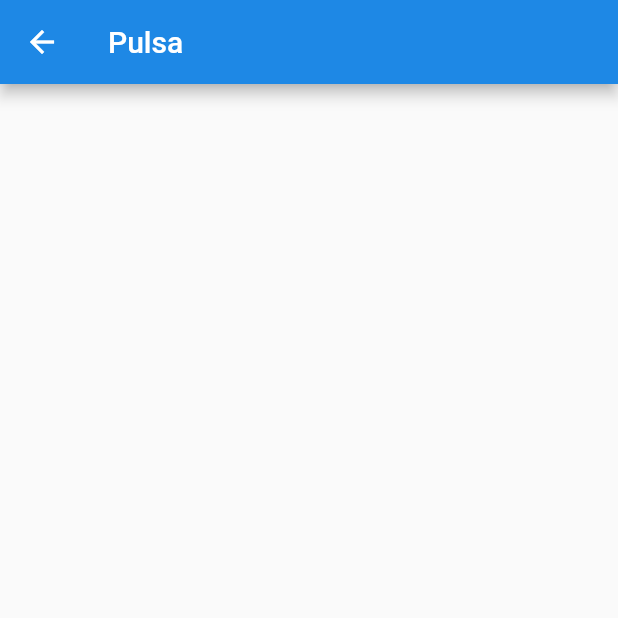
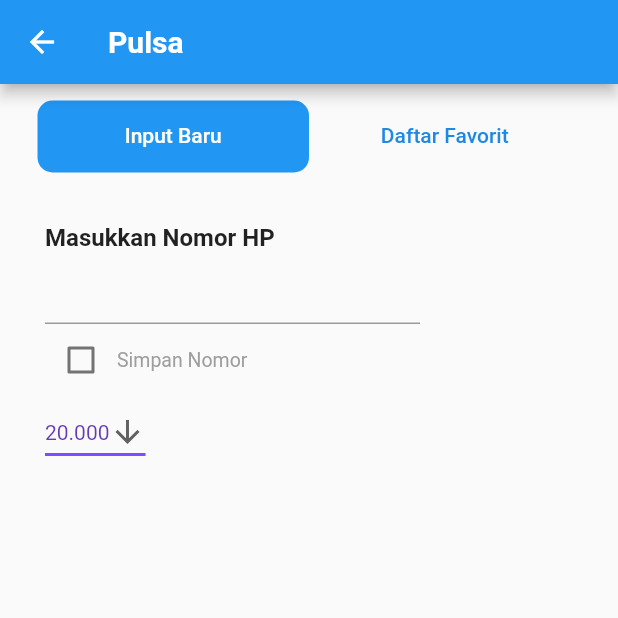
Before and after one commit to idhamramadito/robotbiru, a Flutter app: the PulsaPage screen opened by its route, on a phone screen of 412 x 824 dp, the top half of it. Run offline on Flutter 3.47's test engine with Material 2 defaults, Android fonts, the phone set to English and light mode, and no system bars; our stand-ins replace buttons_tabbar, modal_bottom_sheet.

Commit message:
page pulsa (blm jadi)

```diff
--- a/homepage/lib/pages/dashboard_tabs/page_dashboard.dart
+++ b/homepage/lib/pages/dashboard_tabs/page_dashboard.dart
@@ -306,7 +306,9 @@ class MainServices extends StatelessWidget {
             ),
           ),
           InkWell(
-            onTap: () {},
+            onTap: () {
+              Navigator.of(context).pushNamed('/pulsa');
+            },
             child: Column(
               children: [
                 Image.asset("images/pulsa_n.png", width: 40, height: 40),
--- a/homepage/lib/pages/submenu/pulsa/pulsapage.dart
+++ b/homepage/lib/pages/submenu/pulsa/pulsapage.dart
@@ -1,17 +1,133 @@
+import 'package:buttons_tabbar/buttons_tabbar.dart';
 import 'package:flutter/material.dart';
+import 'package:flutter/services.dart';
 
 class PulsaPage extends StatefulWidget {
   PulsaPage({Key key}) : super(key: key);
-
   @override
   _PulsaPageState createState() => _PulsaPageState();
 }
 
 class _PulsaPageState extends State<PulsaPage> {
+  bool rememberMe = false;
+  String defvalue = '20.000';
+  void _onRememberMeChanged(bool newValue) => setState(() {
+        rememberMe = newValue;
+
+        if (rememberMe) {
+          // TODO: Here goes your functionality that remembers the user.
+        } else {
+          // TODO: Forget the user
+        }
+      });
   @override
   Widget build(BuildContext context) {
     return Scaffold(
-      appBar: AppBar(backgroundColor: Colors.blue[600], title: Text('Pulsa')),
+      appBar: AppBar(
+        backgroundColor: Colors.blue,
+        title: Text(
+          'Pulsa',
+          style: TextStyle(fontWeight: FontWeight.bold),
+        ),
+      ),
+      body: DefaultTabController(
+          length: 2,
+          child: Container(
+            margin: EdgeInsets.fromLTRB(25, 11, 25, 29),
+            child: Scaffold(
+                appBar: TabBar(
+                  unselectedLabelColor: Colors.blue[600],
+                  indicator: BoxDecoration(
+                    borderRadius: BorderRadius.circular(10),
+                    color: Colors.blue,
+                  ),
+                  tabs: [
+                    Tab(
+                      text: "Input Baru",
+                    ),
+                    Tab(text: "Daftar Favorit")
+                  ],
+                ),
+                body: Container(
+                  padding: EdgeInsets.fromLTRB(0, 29, 0, 0),
+                  child: TabBarView(
+                    children: [
+                      SingleChildScrollView(
+                        padding: EdgeInsets.all(5),
+                        child: Column(
+                          mainAxisAlignment: MainAxisAlignment.start,
+                          children: [
+                            Row(children: <Widget>[
+                              Text(
+                                "Masukkan Nomor HP",
+                                style: TextStyle(
+                                    fontSize: 16, fontWeight: FontWeight.bold),
+                              ),
+                            ]),
+                            Row(children: <Widget>[
+                              Container(
+                                width: 250,
+                                child: TextField(
+                                  keyboardType: TextInputType.number,
+                                ),
+                              ),
+                            ]),
+                            Row(
+                              children: [
+                                Checkbox(
+                                    value: rememberMe,
+                                    onChanged: _onRememberMeChanged),
+                                Text("Simpan Nomor",
+                                    style: TextStyle(
+                                      fontSize: 13,
+                                      fontWeight: FontWeight.normal,
+                                      color: Colors.grey,
+                                    )),
+                              ],
+                            ),
+                            Row(
+                              children: [
+                                DropdownButton<String>(
+                                  value: defvalue,
+                                  icon: Icon(Icons.arrow_downward),
+                                  iconSize: 24,
+                                  elevation: 16,
+                                  style: TextStyle(color: Colors.deepPurple),
+                                  underline: Container(
+                                    height: 2,
+                                    color: Colors.deepPurpleAccent,
+                                  ),
+                                  onChanged: (String newValue) {
+                                    setState(() {
+                                      defvalue = newValue;
+                                    });
+                                  },
+                                  items: <String>[
+                                    '20.000',
+                                    '25.000',
+                                    '35.000',
+                                    '50.000'
+                                  ].map<DropdownMenuItem<String>>(
+                                      (String value) {
+                                    return DropdownMenuItem<String>(
+                                      value: value,
+                                      child: Text(value),
+                                    );
+                                  }).toList(),
+                                )
+                              ],
+                            ),
+                            Row(
+                              children: [],
+                            )
+                          ],
+                        ),
+                      ),
+                      Text("Daftar Favorit"),
+                    ],
+                  ),
+                )),
+          )),
     );
   }
 }
--- a/homepage/pubspec.yaml
+++ b/homepage/pubspec.yaml
@@ -24,6 +24,7 @@ dependencies:
   flutter:
     sdk: flutter
   modal_bottom_sheet: ^1.0.0+1
+  buttons_tabbar: ^1.1.1
 
   # The following adds the Cupertino Icons font to your application.
   # Use with the CupertinoIcons class for iOS style icons.
```
Also changed, not shown: homepage/pubspec.lock.
